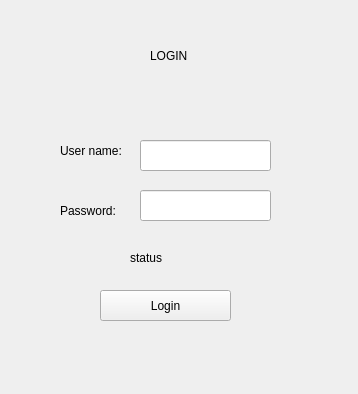
spencertyy/QtGameGroupProject, file graphicsGame/loginpage.ui: the form before one commit.
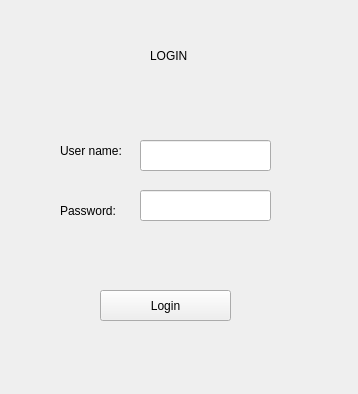
The form after the commit.

The edit to the form file:
```diff
--- a/graphicsGame/loginpage.ui
+++ b/graphicsGame/loginpage.ui
@@ -94,14 +94,14 @@
   <widget class="QLabel" name="loginSatus">
    <property name="geometry">
     <rect>
-     <x>130</x>
+     <x>60</x>
      <y>250</y>
-     <width>58</width>
+     <width>261</width>
      <height>16</height>
     </rect>
    </property>
    <property name="text">
-    <string>status</string>
+    <string/>
    </property>
   </widget>
  </widget>
```
Left out of the diff: 4 changed lines with no effect on the pictures.
